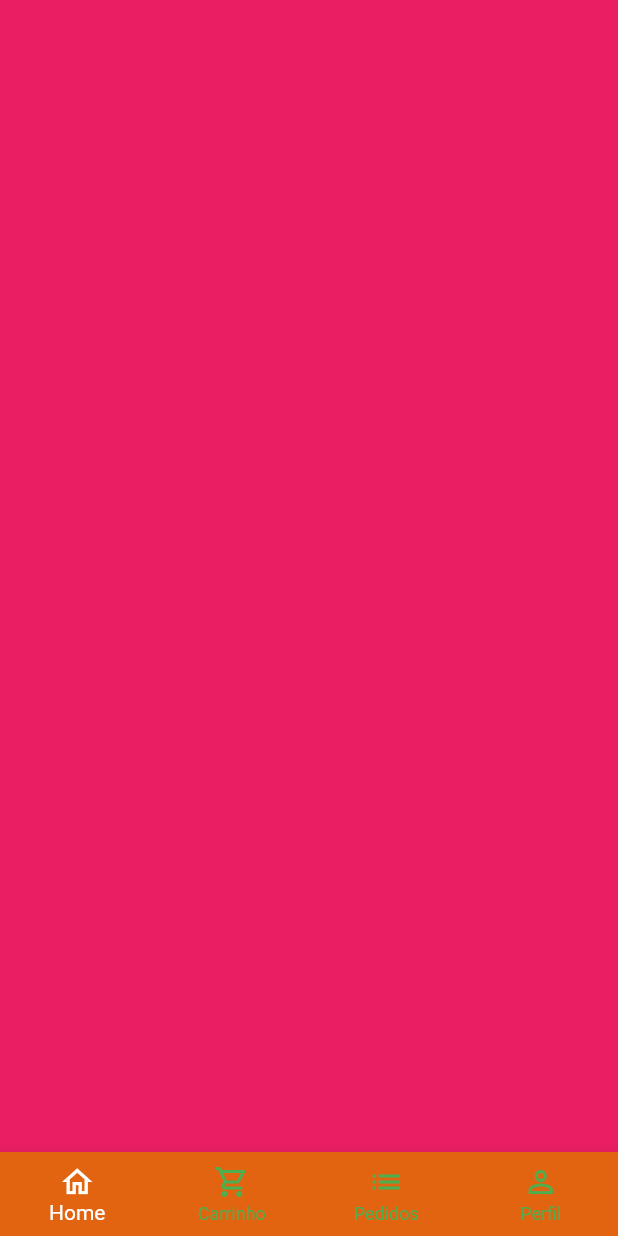
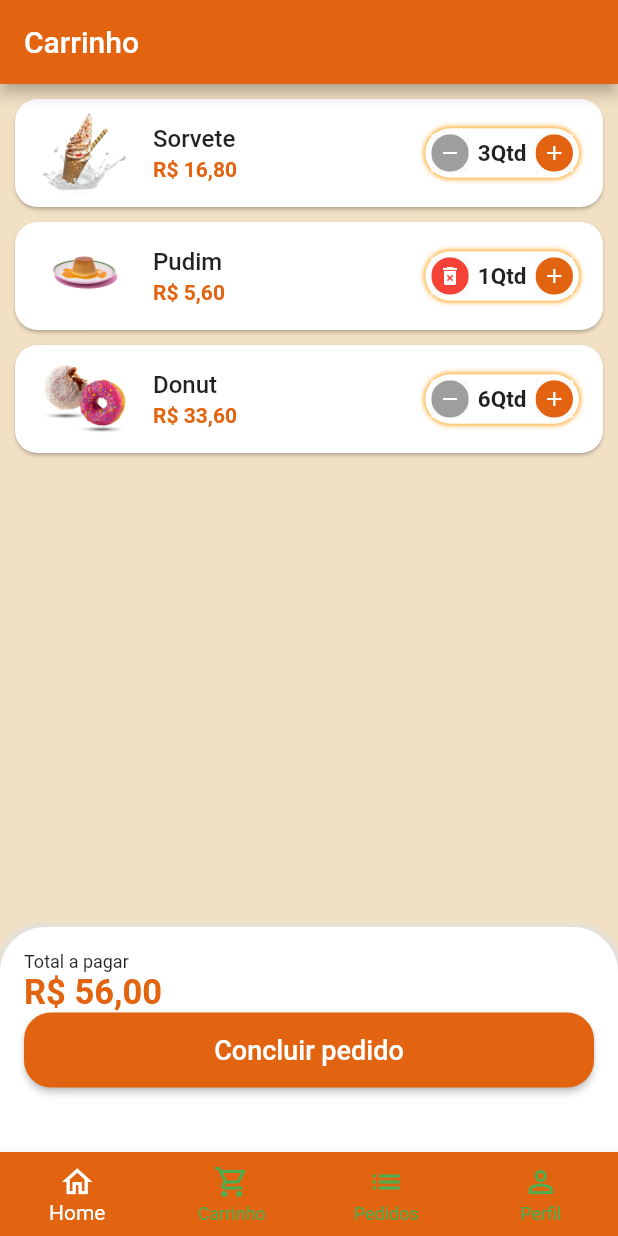
Before and after one commit to DeniseBarbosa/projeto01, a Flutter app: the TelaBase screen opened directly, swiped to page 2, on a phone screen of 412 x 824 dp. Run offline on Flutter 3.47's test engine with Material 2 defaults, Android fonts, the phone set to English and light mode, and no system bars; our stand-ins replace animated_text_kit, mask_text_input_formatter.

Commit message:
Tela do carrinho

```diff
--- /dev/null
+++ b/hortifruti/lib/src/carrinho/components/carrinho_tile.dart
@@ -0,0 +1,85 @@
+import 'package:flutter/material.dart';
+import 'package:hortifruti/src/config/cor_customizada.dart';
+import 'package:hortifruti/src/models/carrinho_lista.dart';
+import 'package:hortifruti/src/pages/widgets/quantidade_widgets.dart';
+import 'package:hortifruti/src/services/servicos_util.dart';
+
+class CarrinhoTile extends StatefulWidget {
+  final CarrinhoItem carrinhoItem;
+  //faz parte da config de remcão do item
+  final Function(CarrinhoItem) remova;
+
+  CarrinhoTile({
+    super.key,
+    required this.carrinhoItem,
+    //faz parte da config de remcão do item
+    required this.remova,
+  });
+
+  @override
+  State<CarrinhoTile> createState() => _CarrinhoTileState();
+}
+
+class _CarrinhoTileState extends State<CarrinhoTile> {
+  //faz referencia ao R$
+  final ServicosUtil servicosUtil = ServicosUtil();
+
+  @override
+  Widget build(BuildContext context) {
+    return Card(
+      //espaçamento itens
+      margin: EdgeInsets.fromLTRB(10, 10, 10, 0),
+      //arredondamento das caixinhas 3
+      shape: RoundedRectangleBorder(
+        borderRadius: BorderRadius.circular(
+          15,
+        ),
+      ),
+      // Por exemplo, imagine uma lista de contatos em um aplicativo de telefone. Cada
+      // contato pode ser representado como um ListTile, com o nome do contato como texto,
+      // uma foto como ícone e um botão para fazer uma ligação ou enviar uma mensagem.
+      child: ListTile(
+        //imagem
+        leading: Image.asset(
+          widget.carrinhoItem.item.imagem,
+          height: 60,
+          width: 60,
+        ),
+        //titulo
+        title: Text(
+          widget.carrinhoItem.item.nomeItem,
+          style: TextStyle(
+            fontWeight: FontWeight.w500,
+          ),
+        ),
+        //total
+        subtitle: Text(
+          servicosUtil.precoMoeda(widget.carrinhoItem.PrecoTotal()),
+          style: TextStyle(
+            color: CoresCustomizada.CorCustomizadaContraste,
+            fontWeight: FontWeight.bold,
+          ),
+        ),
+        //quantidade
+        trailing: QuantidadeWidget(
+          textosufixo: widget.carrinhoItem.item.quantidade,
+          valor: widget.carrinhoItem.quantidade,
+          resultado: (quantidade) {
+            //faz parte da config do botão de remoção, nesse caso se tornara dinamico ao clicar - lembrando que tem que mudar o
+            //..continua o stateless para statefull
+            setState(() {
+              widget.carrinhoItem.quantidade = quantidade;
+              //remover item do carrinho
+              if( quantidade == 0){
+                  //remover
+                  widget.remova(widget.carrinhoItem);
+              }
+            });
+          },
+          //faz parte da config do botão de remoção
+          eRemovivel: true,
+        ),
+      ),
+    );
+  }
+}
--- /dev/null
+++ b/hortifruti/lib/src/carrinho/pagina_carrinho.dart
@@ -0,0 +1,179 @@
+import 'package:flutter/material.dart';
+import 'package:hortifruti/src/carrinho/components/carrinho_tile.dart';
+import 'package:hortifruti/src/config/cor_customizada.dart';
+import 'package:hortifruti/src/models/carrinho_lista.dart';
+import 'package:hortifruti/src/services/servicos_util.dart';
+//foi aplicado por causa da lista do carrinho que esta no arquivo app_dados.dart
+import 'package:hortifruti/src/config/app_dados.dart' as appDados;
+
+class Carrinho extends StatefulWidget {
+  Carrinho({super.key});
+
+  @override
+  State<Carrinho> createState() => _CarrinhoState();
+}
+
+class _CarrinhoState extends State<Carrinho> {
+  final ServicosUtil servicosUtil = ServicosUtil();
+
+  //faz parte da cofig de remoção do item troque o stateless para statefull
+  void removerItemCarrinho(CarrinhoItem carrinhoItem) {
+    setState(() {
+      appDados.carrinhoItem.remove(carrinhoItem);
+    });
+  }
+
+  double carrinhoPrecoTotal() {
+    double total = 0;
+    for (var item in appDados.carrinhoItem) {
+      total += item.PrecoTotal();
+    }
+    return total;
+  }
+
+  @override
+  Widget build(BuildContext context) {
+    return Scaffold(
+      appBar: AppBar(
+        backgroundColor: CoresCustomizada.CorCustomizadaContraste,
+        title: Text("Carrinho"),
+      ),
+      //primeira caixa
+      body: Column(
+        children: [
+          Expanded(
+            //faz referencia a lista criada arquivos app_dados.dart e carrinho_lista.dart
+            child: ListView.builder(
+              itemCount: appDados.carrinhoItem.length,
+              itemBuilder: (_, index) {
+                //arquivo carrinho_tile
+                return CarrinhoTile(
+                  carrinhoItem: appDados.carrinhoItem[index],
+                  //faz parte da cofig remoção item
+                  remova: removerItemCarrinho,
+                );
+              },
+            ),
+          ),
+
+          //refe-se a segunda caixa
+          Container(
+            //obs: a principio o texto fica bem no topo do container (caixa) quando é aplicado
+            //..continua ele se organiza ficando dentro com um suspiro para esquerda e top
+            padding: EdgeInsets.all(
+              16,
+            ),
+            height: 150,
+            decoration: BoxDecoration(
+              color: Colors.white,
+              //arredonda a borda na parte de cima
+              borderRadius: BorderRadius.vertical(
+                top: Radius.circular(30),
+              ),
+              //sombra na borda
+              boxShadow: [
+                BoxShadow(
+                  color: Colors.grey.shade300,
+                  blurRadius: 3,
+                  spreadRadius: 2,
+                ),
+              ],
+            ),
+            child: Column(
+              //vai expandir a caixa
+              crossAxisAlignment: CrossAxisAlignment.stretch,
+              children: [
+                Text(
+                  "Total a pagar",
+                  style: TextStyle(
+                    fontSize: 12,
+                  ),
+                ),
+                Text(
+                  //refe-se ao arquivo servicos_uteis
+                  //carrinhoPrecoTotal refe-se cconforme o valor do item é o valor total, essa função esta nesse mesmo arquivo
+                  servicosUtil.precoMoeda(carrinhoPrecoTotal()),
+                  //customizar o texto,lagura e em negrito
+                  style: TextStyle(
+                    fontSize: 23,
+                    color: CoresCustomizada.CorCustomizadaContraste,
+                    fontWeight: FontWeight.bold,
+                  ),
+                ),
+
+                //SizedBox => é aplicado para dar uma altura ao botão
+                SizedBox(
+                  height: 50,
+                  //botão
+                  child: ElevatedButton(
+                    //arredondar as bordas do botão
+                    style: ElevatedButton.styleFrom(
+                      //mudar a cor do botão
+                      backgroundColor: CoresCustomizada.CorCustomizadaContraste,
+                      shape: RoundedRectangleBorder(
+                        borderRadius: BorderRadius.circular(
+                          18,
+                        ),
+                      ),
+                    ),
+                    onPressed: () async {
+                      //modal de confirmação de pedido - ao clicar aparece um pop up de aviso de confirmação
+
+                      bool? resultado = await mostrarConfirmacaoItem();
+                      print(resultado);
+                    },
+                    child: Text(
+                      "Concluir pedido",
+                      //customiza o texto
+                      style: TextStyle(
+                        fontSize: 18,
+                      ),
+                    ),
+                  ),
+                ),
+              ],
+            ),
+          ),
+        ],
+      ),
+    );
+  }
+
+  //pop up de quando o usuario clicar em concluir pedido surgi um tela perguntando se ele tem
+  //..continua certeza da confirmação do pedido
+  Future<bool?> mostrarConfirmacaoItem() {
+    return showDialog(
+      context: context,
+      builder: (context) {
+        return AlertDialog(
+          shape: RoundedRectangleBorder(
+            borderRadius: BorderRadius.circular(20),
+          ),
+          title: Text("Confirmação"),
+          content: Text("Deseja realmente concluir o pedido"),
+          actions: [
+            TextButton(
+              onPressed: () {
+                //fechar o botão
+                Navigator.of(context).pop(false);
+              },
+              child: Text("Não"),
+            ),
+            ElevatedButton(
+              style: ElevatedButton.styleFrom(
+                shape: RoundedRectangleBorder(
+                  borderRadius: BorderRadius.circular(20),
+                ),
+              ),
+              onPressed: () {
+                //fechar o botão e confirmar
+                Navigator.of(context).pop(true);
+              },
+              child: Text("Sim"),
+            ),
+          ],
+        );
+      },
+    );
+  }
+}
--- a/hortifruti/lib/src/config/app_dados.dart
+++ b/hortifruti/lib/src/config/app_dados.dart
@@ -1,3 +1,4 @@
+import 'package:hortifruti/src/models/carrinho_lista.dart';
 import 'package:hortifruti/src/models/item.dart';
 
 //pertence a seção imagens
@@ -7,12 +8,14 @@ ModeloItem donuts = ModeloItem(
   imagem: "assets/images/donuts.png",
   nomeItem: "Donuts",
   preco: 5.6,
+  // unit: "test",
   quantidade: "Qtd",
 );
 ModeloItem bombons = ModeloItem(
   descricao: "Escreva algo aqui",
   imagem: 'assets/images/bombons.png',
   nomeItem: "Bombons",
+  // unit: "test",
   preco: 5.6,
   quantidade: "Qtd",
 );
@@ -20,6 +23,7 @@ ModeloItem cheesecake = ModeloItem(
   descricao: "Escreva algo aqui",
   imagem: 'assets/images/cheesecake.png',
   nomeItem: "cheesecake",
+  // unit: "test",
   preco: 5.6,
   quantidade: "Qtd",
 );
@@ -27,6 +31,7 @@ ModeloItem donut = ModeloItem(
   descricao: "Escreva algo aqui",
   imagem: 'assets/images/donut.png',
   nomeItem: "Donut",
+  // unit: "test",
   preco: 5.6,
   quantidade: "Qtd",
 );
@@ -34,6 +39,7 @@ ModeloItem pudim = ModeloItem(
   descricao: "Escreva algo aqui",
   imagem: 'assets/images/pudim.png',
   nomeItem: "Pudim",
+  // unit: "test",
   preco: 5.6,
   quantidade: "Qtd",
 );
@@ -41,6 +47,7 @@ ModeloItem sorvete = ModeloItem(
   descricao: "Escreva algo aqui",
   imagem: 'assets/images/sorvete.png',
   nomeItem: "Sorvete",
+  // unit: "test",
   preco: 5.6,
   quantidade: "Qtd",
 );
@@ -62,3 +69,19 @@ List<String> categorias = [
   'Paçoca',
   'Pudim',
 ];
+
+//Lista de Itens do carrinho
+List<CarrinhoItem> carrinhoItem = [
+  CarrinhoItem(
+    item: sorvete,
+    quantidade: 3,
+  ),
+  CarrinhoItem(
+    item: pudim,
+    quantidade: 1,
+  ),
+  CarrinhoItem(
+    item: donut,
+    quantidade: 6,
+  ),
+];
--- /dev/null
+++ b/hortifruti/lib/src/models/carrinho_lista.dart
@@ -0,0 +1,17 @@
+//aqui fica a lista que vai referenciar a lista do carrinho
+//pagina do arquiv pagina_carrinho.dart
+import 'package:hortifruti/src/models/item.dart';
+
+class CarrinhoItem {
+  ModeloItem item;
+  int quantidade;
+
+  CarrinhoItem({
+    required this.item,
+    required this.quantidade,
+  });
+
+ double PrecoTotal() {
+   return item.preco * quantidade;
+  }
+}
--- a/hortifruti/lib/src/models/item.dart
+++ b/hortifruti/lib/src/models/item.dart
@@ -2,14 +2,17 @@
 class ModeloItem {
   String nomeItem;
   String imagem;
+ // String unit;
   String quantidade;
   double preco;
   String descricao;
 
-  ModeloItem(
-      {required this.descricao,
-      required this.imagem,
-      required this.nomeItem,
-      required this.preco,
-      required this.quantidade});
+  ModeloItem({
+    required this.descricao,
+    required this.imagem,
+    required this.nomeItem,
+    required this.preco,
+    required this.quantidade,
+   // required this.unit,
+  });
 }
--- a/hortifruti/lib/src/pages/base/tela_base.dart
+++ b/hortifruti/lib/src/pages/base/tela_base.dart
@@ -1,4 +1,5 @@
 import 'package:flutter/material.dart';
+import 'package:hortifruti/src/carrinho/pagina_carrinho.dart';
 import 'package:hortifruti/src/config/cor_customizada.dart';
 import 'package:hortifruti/src/pages/home/home.dart';
 
@@ -31,9 +32,7 @@ class _TelaBaseState extends State<TelaBase> {
         children: [
           //pagina home
           Home(),
-          Container(
-            color: Colors.pink,
-          ),
+               Carrinho(),
           Container(
             color: Colors.purple,
           ),
--- a/hortifruti/lib/src/pages/produtos/tela_produtos.dart
+++ b/hortifruti/lib/src/pages/produtos/tela_produtos.dart
@@ -95,7 +95,7 @@ class _TelaProdutosState extends State<TelaProdutos> {
                               ),
                             ),
                           ),
-                          QuantidadeWidget(
+                            QuantidadeWidget(
                             //refere-se ao aquivo quantidade_widgets
                             textosufixo: widget.item.quantidade,
                             valor: cardItemQuantidade,
--- a/hortifruti/lib/src/pages/widgets/quantidade_widgets.dart
+++ b/hortifruti/lib/src/pages/widgets/quantidade_widgets.dart
@@ -5,11 +5,15 @@ class QuantidadeWidget extends StatelessWidget {
   final int valor;
   final String textosufixo;
   final Function(int quantidade) resultado;
+  //refe-se ao icone de lixeira remoção
+  final bool eRemovivel;
   const QuantidadeWidget({
     super.key,
     required this.textosufixo,
     required this.valor,
     required this.resultado,
+    //refe-se ao icone de lixeira remoção
+    this.eRemovivel = false,
   });
 
   @override
@@ -28,13 +32,19 @@ class QuantidadeWidget extends StatelessWidget {
         ],
       ),
       child: Row(
+        mainAxisSize: MainAxisSize.min,
         children: [
           //InkWell e Ink animação ao clicar no botão
           _BotaoQuantidade(
-            icon: Icons.remove,
-            cor: Colors.grey,
+            //faz parte da config do botão de remover
+            //caso n tiver um botão removivel ou o valor for maior que um apresentamos um icone remover, caso contrario outro botão!@#
+            icon:
+                !eRemovivel || valor > 1 ? Icons.remove : Icons.delete_forever,
+            //se o botão n for removivel ou a quantidade maior do que 1 retorne cinza caso contrario retorne vermelho
+            cor: !eRemovivel || valor > 1 ? Colors.grey : Colors.red,
             onPressed: () {
-              if (valor == 1) return;
+              //faz parte da config do botão de remoção  && !eRemovivel => retorna 0 caso clicar para menos q 1
+              if (valor == 1 && !eRemovivel) return;
               int somaResultado = valor - 1;
               resultado(somaResultado);
             },
```
